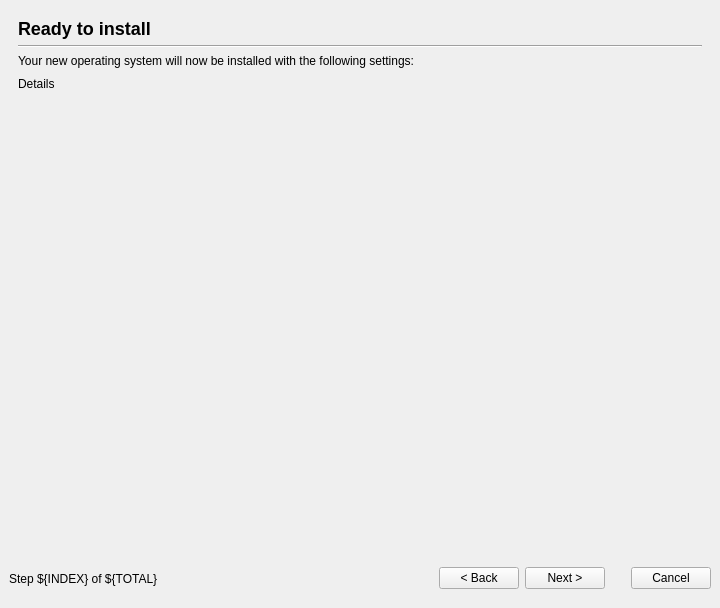
This is ubiquity/frontend/liveinstaller.ui in 2bdkid/ubiquity as Qt 5 draws it before an edit. The edited form follows.
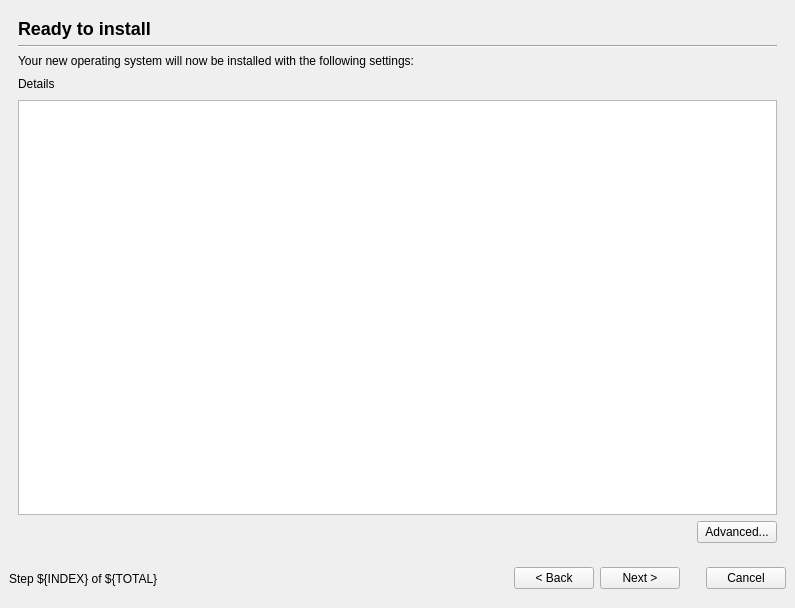
This is the edited form. The open tabs and pages were chosen to show the change. Icons and pictures are not drawn.

```diff
--- a/ubiquity/frontend/liveinstaller.ui
+++ b/ubiquity/frontend/liveinstaller.ui
@@ -5,7 +5,7 @@
    <rect>
     <x>0</x>
     <y>0</y>
-    <width>709</width>
+    <width>795</width>
     <height>608</height>
    </rect>
   </property>
@@ -1341,7 +1341,42 @@
        <property name="spacing" >
         <number>6</number>
        </property>
-       <item row="0" column="0" colspan="2" >
+       <item row="5" column="0" colspan="2" >
+        <spacer>
+         <property name="orientation" >
+          <enum>Qt::Horizontal</enum>
+         </property>
+         <property name="sizeHint" >
+          <size>
+           <width>40</width>
+           <height>20</height>
+          </size>
+         </property>
+        </spacer>
+       </item>
+       <item row="5" column="2" >
+        <widget class="QPushButton" name="advanced_button" >
+         <property name="sizePolicy" >
+          <sizepolicy>
+           <hsizetype>4</hsizetype>
+           <vsizetype>5</vsizetype>
+           <horstretch>0</horstretch>
+           <verstretch>0</verstretch>
+          </sizepolicy>
+         </property>
+         <property name="text" >
+          <string>Advanced...</string>
+         </property>
+        </widget>
+       </item>
+       <item row="4" column="0" colspan="3" >
+        <widget class="QTextEdit" name="ready_text" >
+         <property name="readOnly" >
+          <bool>true</bool>
+         </property>
+        </widget>
+       </item>
+       <item row="0" column="0" colspan="3" >
         <widget class="QLabel" name="ready_heading_label" >
          <property name="sizePolicy" >
           <sizepolicy>
@@ -1362,7 +1397,33 @@
          </property>
         </widget>
        </item>
-       <item row="1" column="0" colspan="2" >
+       <item row="3" column="0" >
+        <widget class="QLabel" name="textLabel8" >
+         <property name="text" >
+          <string>Details</string>
+         </property>
+         <property name="wordWrap" >
+          <bool>false</bool>
+         </property>
+        </widget>
+       </item>
+       <item row="3" column="1" colspan="2" >
+        <spacer>
+         <property name="orientation" >
+          <enum>Qt::Horizontal</enum>
+         </property>
+         <property name="sizeType" >
+          <enum>QSizePolicy::Maximum</enum>
+         </property>
+         <property name="sizeHint" >
+          <size>
+           <width>50</width>
+           <height>20</height>
+          </size>
+         </property>
+        </spacer>
+       </item>
+       <item row="1" column="0" colspan="3" >
         <widget class="Line" name="line2" >
          <property name="frameShape" >
           <enum>QFrame::HLine</enum>
@@ -1375,7 +1436,7 @@
          </property>
         </widget>
        </item>
-       <item row="2" column="0" colspan="2" >
+       <item row="2" column="0" colspan="3" >
         <widget class="QLabel" name="ready_description_label" >
          <property name="text" >
           <string>Your new operating system will now be installed with the following settings:</string>
@@ -1385,50 +1446,6 @@
          </property>
         </widget>
        </item>
-       <item row="3" column="0" >
-        <widget class="QLabel" name="textLabel8" >
-         <property name="text" >
-          <string>Details</string>
-         </property>
-         <property name="wordWrap" >
-          <bool>false</bool>
-         </property>
-        </widget>
-       </item>
-       <item row="3" column="1" >
-        <spacer>
-         <property name="orientation" >
-          <enum>Qt::Horizontal</enum>
-         </property>
-         <property name="sizeType" >
-          <enum>QSizePolicy::Expanding</enum>
-         </property>
-         <property name="sizeHint" >
-          <size>
-           <width>431</width>
-           <height>20</height>
-          </size>
-         </property>
-        </spacer>
-       </item>
-       <item row="4" column="0" colspan="2" >
-        <widget class="QFrame" name="summary_frame" >
-         <property name="sizePolicy" >
-          <sizepolicy>
-           <hsizetype>5</hsizetype>
-           <vsizetype>7</vsizetype>
-           <horstretch>0</horstretch>
-           <verstretch>0</verstretch>
-          </sizepolicy>
-         </property>
-         <property name="frameShape" >
-          <enum>QFrame::NoFrame</enum>
-         </property>
-         <property name="frameShadow" >
-          <enum>QFrame::Raised</enum>
-         </property>
-        </widget>
-       </item>
       </layout>
      </widget>
     </widget>
```
Left out of the diff: 2 changed lines with no effect on the pictures.
